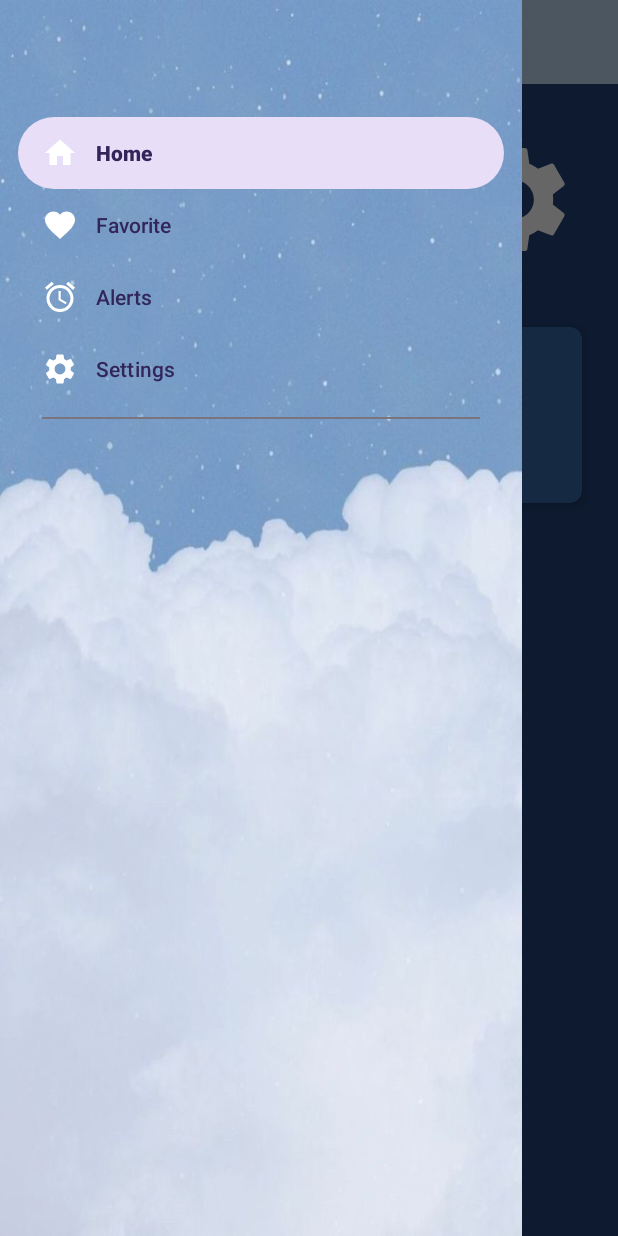
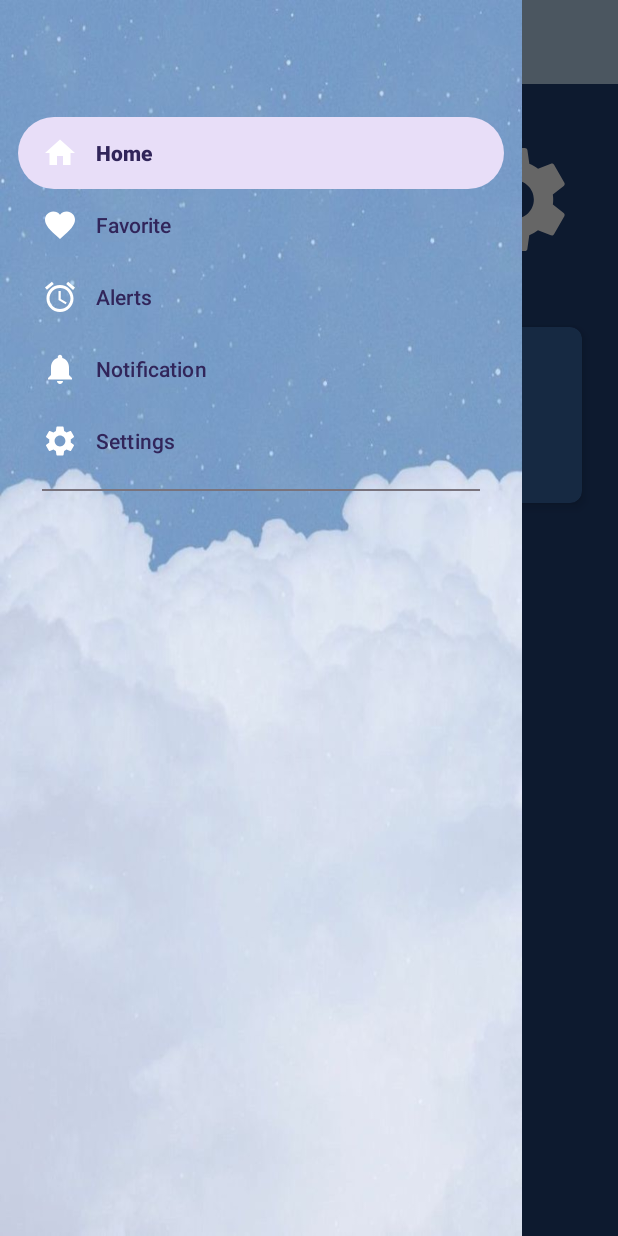
Before and after one commit to HabibaHagras/Weather-Forecast-Application, an Android app: the screen it shows after launch (MainActivity2), with the side drawer open, on a phone screen of 412 x 824 dp. Run offline under Robolectric (Android 15) with nearby library versions, the phone set to English and light mode, and no system bars; network calls fail; pictures from the network do not load; 1 statement that could not run was skipped.

Commit message:
fixing notifications

```diff
--- a/app/src/main/java/com/example/weatherforecastapplication/MainActivity2.kt
+++ b/app/src/main/java/com/example/weatherforecastapplication/MainActivity2.kt
@@ -11,6 +11,7 @@ import androidx.drawerlayout.widget.DrawerLayout
 import com.example.weatherforecastapplication.model2.SharedPreferencesManager
 import com.example.weatherforecastapplication.view.AlarmFragment
 import com.example.weatherforecastapplication.view.FavFragment
+import com.example.weatherforecastapplication.view.NotificationFragment
 import com.example.weatherforecastapplication.view.SettingsFragment
 import com.google.android.material.navigation.NavigationView
 import java.util.Locale
@@ -54,6 +55,8 @@ class MainActivity2 : AppCompatActivity(),  NavigationView.OnNavigationItemSelec
                     .replace(R.id.fragment_container, AlarmFragment()).commit()
                 R.id.nav_about -> supportFragmentManager.beginTransaction()
                     .replace(R.id.fragment_container, SettingsFragment()).commit()
+                R.id.nav_notification -> supportFragmentManager.beginTransaction()
+                .replace(R.id.fragment_container, NotificationFragment()).commit()
 //                R.id.nav_logout -> Toast.makeText(this, "Logout!", Toast.LENGTH_SHORT).show()
             }
             drawerLayout.closeDrawer(GravityCompat.START)
--- a/app/src/main/java/com/example/weatherforecastapplication/view_model/notification.kt
+++ b/app/src/main/java/com/example/weatherforecastapplication/view_model/notification.kt
@@ -29,8 +29,8 @@ class notification (private val repo: Repository,
     }
 
     private fun updateLocationFromSharedPreferences() {
-        latitude = sharedPreferenceSource.getLatitude().toDouble()
-        longitude = sharedPreferenceSource.getLongitude().toDouble()
+        latitude = sharedPreferenceSource.getGpsLat().toDouble()
+        longitude = sharedPreferenceSource.getGpsLon().toDouble()
         lang=sharedPreferenceSource.getLanguageUnit().toString()
         unit=sharedPreferenceSource.getUnits().toString()    }
 
--- /dev/null
+++ b/app/src/main/res/drawable/notifications_white_24dp.xml
@@ -0,0 +1,9 @@
+<vector xmlns:android="http://schemas.android.com/apk/res/android"
+    android:width="24dp"
+    android:height="24dp"
+    android:viewportWidth="24"
+    android:viewportHeight="24">
+  <path
+      android:pathData="M12,22c1.1,0 2,-0.9 2,-2h-4c0,1.1 0.89,2 2,2zM18,16v-5c0,-3.07 -1.64,-5.64 -4.5,-6.32L13.5,4c0,-0.83 -0.67,-1.5 -1.5,-1.5s-1.5,0.67 -1.5,1.5v0.68C7.63,5.36 6,7.92 6,11v5l-2,2v1h16v-1l-2,-2z"
+      android:fillColor="#FFFFFF"/>
+</vector>
--- a/app/src/main/res/menu/nav_menu.xml
+++ b/app/src/main/res/menu/nav_menu.xml
@@ -20,6 +20,10 @@
             android:id="@+id/nav_share"
             android:icon="@drawable/alarm_black_24dp"
             android:title="@string/title_alerts" />
+        <item
+            android:id="@+id/nav_notification"
+            android:icon="@drawable/notifications_white_24dp"
+            android:title="@string/notification" />
 
         <item
             android:id="@+id/nav_about"
```
Also changed, not shown: app/src/main/java/com/example/weatherforecastapplication/view/NotificationFragment.kt (+118 -51 lines).
